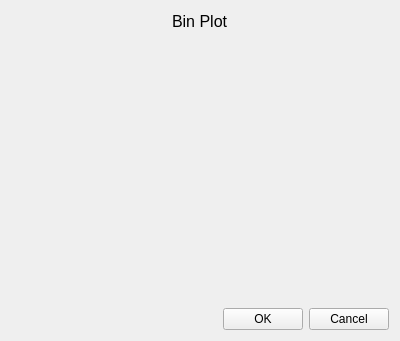
The window that code/display/QtPlotter/ThresholdingBinPlotDialog.ui (radio-astro/casa) describes before a commit, drawn with Qt 5.
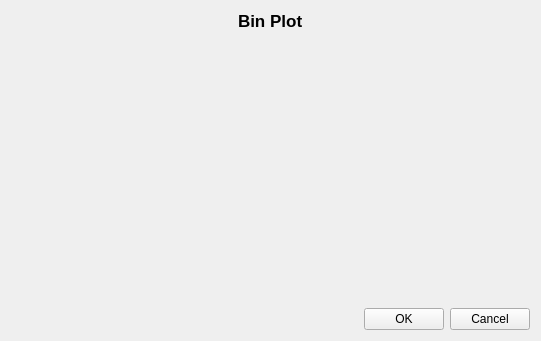
The same window after the commit.

Patch:
```diff
--- a/code/display/QtPlotter/ThresholdingBinPlotDialog.ui
+++ b/code/display/QtPlotter/ThresholdingBinPlotDialog.ui
@@ -6,7 +6,7 @@
    <rect>
     <x>0</x>
     <y>0</y>
-    <width>400</width>
+    <width>541</width>
     <height>341</height>
    </rect>
   </property>
@@ -33,7 +33,9 @@
       <widget class="QLabel" name="binPlotDialogTitle">
        <property name="font">
         <font>
-         <pointsize>12</pointsize>
+         <pointsize>13</pointsize>
+         <weight>75</weight>
+         <bold>true</bold>
         </font>
        </property>
        <property name="text">
```
Left out of the diff: 11 changed lines with no effect on the pictures.
